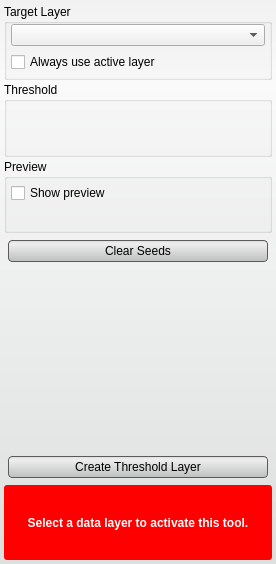
First picture: the form in src/Interface/ToolInterface/ThresholdToolInterface.ui, repository SCIInstitute/Seg3D, before the edit.
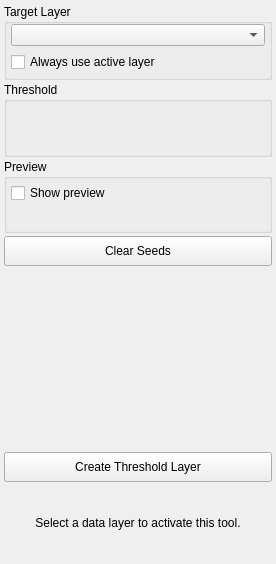
Second picture: the form after the edit. Custom widgets are drawn as their Qt base class.

Patch:
```diff
--- a/src/Interface/ToolInterface/ThresholdToolInterface.ui
+++ b/src/Interface/ToolInterface/ThresholdToolInterface.ui
@@ -25,38 +25,6 @@
   <property name="windowTitle">
    <string>Threshold Tool</string>
   </property>
-  <property name="styleSheet">
-   <string notr="true">QWidget#ThresholdToolInterface{
-  border-radius: 3px;
-  background-color: qlineargradient(spread:pad, x1:0.5, y1:0, x2:0.5, y2:0.960227, stop:0 rgba(241, 241, 241, 255), stop:0.155779 rgba(250, 250, 250, 255), stop:1 rgba(222, 224, 224, 255));  
-}
-
-QWidget#threshold_histogram_{
-  background-color: white;
-  border: 1px solid gray;
-}
-
-QPushButton{
-  background-color: qlineargradient(spread:pad, x1:0.5, y1:0, x2:0.5, y2:0.960227, stop:0 rgba(221, 221, 221, 255), stop:0.155779 rgba(238, 238, 238, 255), stop:1 rgba(192, 194, 194, 255));
-  border-radius: 4px;
-  border: 1px solid rgb(90, 90, 90);
-  margin:4px;
-}
-
-QPushButton:hover{
-  background-color: qlineargradient(spread:pad, x1:0.5, y1:0, x2:0.5, y2:1, stop:0 rgba(195, 195, 195, 255), stop:0.253769 rgba(206, 206, 206, 255), stop:1 rgba(185, 185, 185, 255));
-  border-radius: 4px;
-  border: 1px solid rgb(90, 90, 90);
-  margin:4px;
-}
-
-QPushButton:pressed{
-  background-color: qlineargradient(spread:pad, x1:0.5, y1:0, x2:0.5, y2:1, stop:0 rgba(150, 150, 150, 255), stop:0.753769 rgba(206, 206, 206, 255), stop:1 rgba(185, 185, 185, 255));
-  border-radius: 4px;
-  border: 1px solid rgb(90, 90, 90);
-  margin:4px;
-}</string>
-  </property>
   <layout class="QVBoxLayout" name="verticalLayout_5">
    <property name="spacing">
     <number>2</number>
@@ -304,17 +272,6 @@
        <height>32</height>
       </size>
      </property>
-     <property name="styleSheet">
-      <string notr="true">QLabel#message_{
-  color: white;
-  font: bold;
-}
-
-QWidget#message_alert_{
-  border-radius: 3px;
-  background-color: red;
-}</string>
-     </property>
      <layout class="QHBoxLayout" name="horizontalLayout_4">
       <property name="spacing">
        <number>0</number>
```
